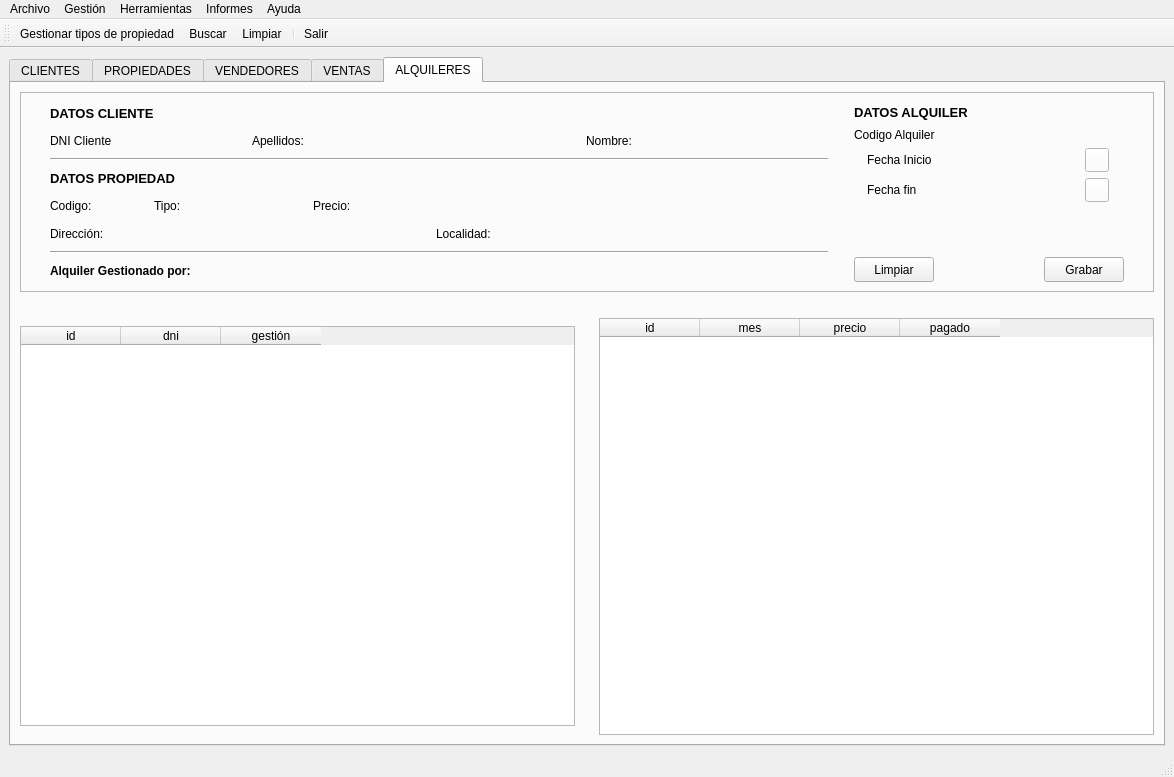
Old version of the form templates/venPrincipal.ui in the repository BuaTeijeiro/ProyectoDI.
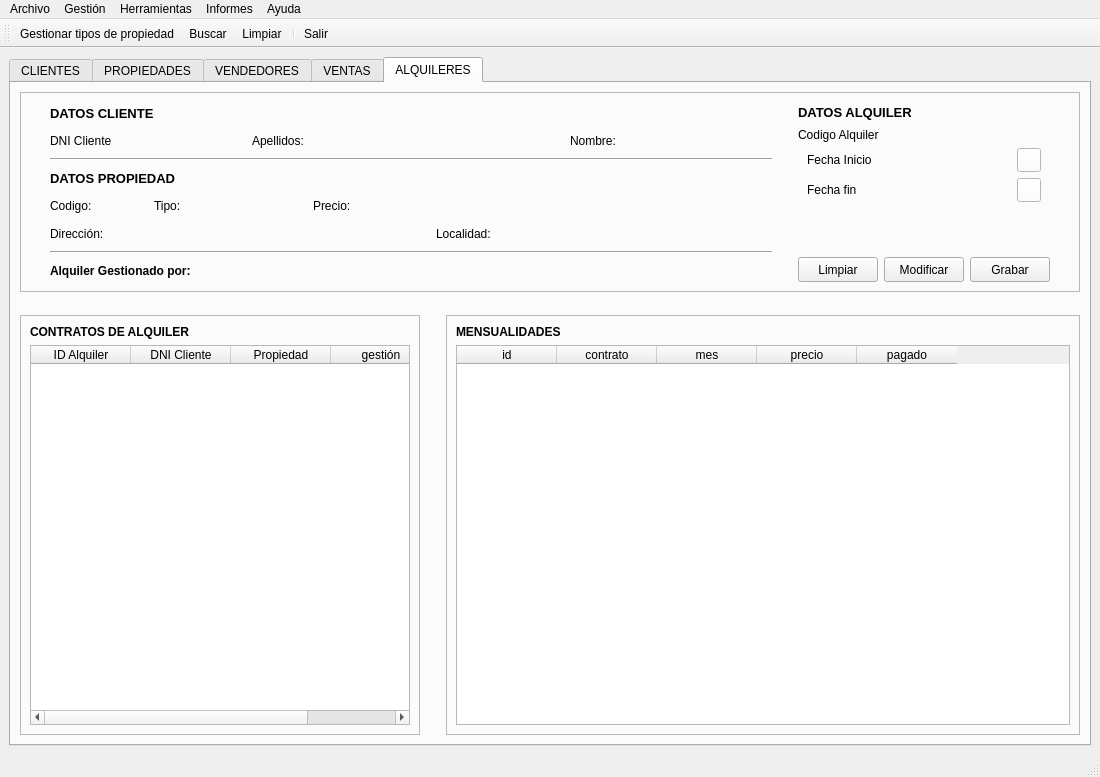
New version of the form. Icons and pictures are not drawn.

Commit message: refactor(): modificar el guardado de mes en la base de datos a mes y año

The edit to the form file:
```diff
--- a/templates/venPrincipal.ui
+++ b/templates/venPrincipal.ui
@@ -6,7 +6,7 @@
    <rect>
     <x>0</x>
     <y>0</y>
-    <width>1174</width>
+    <width>1100</width>
     <height>777</height>
    </rect>
   </property>
@@ -5177,7 +5177,22 @@
        <attribute name="title">
         <string>ALQUILERES</string>
        </attribute>
-       <layout class="QVBoxLayout" name="verticalLayout_11">
+       <layout class="QHBoxLayout" name="horizontalLayout_61">
+        <item>
+         <spacer name="horizontalSpacer_64">
+          <property name="orientation">
+           <enum>Qt::Horizontal</enum>
+          </property>
+          <property name="sizeHint" stdset="0">
+           <size>
+            <width>18</width>
+            <height>20</height>
+           </size>
+          </property>
+         </spacer>
+        </item>
+        <item>
+         <layout class="QVBoxLayout" name="verticalLayout_13">
         <item>
          <widget class="QFrame" name="frame_8">
           <property name="minimumSize">
@@ -5983,6 +5998,25 @@
                  </property>
                 </spacer>
                </item>
+                 <item>
+                  <widget class="QPushButton" name="btnModificarAlquiler">
+                   <property name="minimumSize">
+                    <size>
+                     <width>80</width>
+                     <height>25</height>
+                    </size>
+                   </property>
+                   <property name="maximumSize">
+                    <size>
+                     <width>80</width>
+                     <height>25</height>
+                    </size>
+                   </property>
+                   <property name="text">
+                    <string>Modificar</string>
+                   </property>
+                  </widget>
+                 </item>
                <item>
                 <widget class="QPushButton" name="btnGrabarAlquiler">
                  <property name="minimumSize">
@@ -6035,8 +6069,8 @@
           </property>
           <property name="sizeHint" stdset="0">
            <size>
-            <width>20</width>
-            <height>20</height>
+              <width>17</width>
+              <height>17</height>
            </size>
           </property>
          </spacer>
@@ -6044,6 +6078,40 @@
         <item>
          <layout class="QHBoxLayout" name="horizontalLayout_60">
           <item>
+             <widget class="QFrame" name="frame_2">
+              <property name="minimumSize">
+               <size>
+                <width>400</width>
+                <height>0</height>
+               </size>
+              </property>
+              <property name="maximumSize">
+               <size>
+                <width>400</width>
+                <height>16777215</height>
+               </size>
+              </property>
+              <property name="frameShape">
+               <enum>QFrame::StyledPanel</enum>
+              </property>
+              <property name="frameShadow">
+               <enum>QFrame::Plain</enum>
+              </property>
+              <layout class="QVBoxLayout" name="verticalLayout_11">
+               <item>
+                <widget class="QLabel" name="label_37">
+                 <property name="font">
+                  <font>
+                   <weight>75</weight>
+                   <bold>true</bold>
+                  </font>
+                 </property>
+                 <property name="text">
+                  <string>CONTRATOS DE ALQUILER</string>
+                 </property>
+                </widget>
+               </item>
+               <item>
            <widget class="QTableWidget" name="tablaAlquileres">
             <property name="minimumSize">
              <size>
@@ -6054,7 +6122,7 @@
             <property name="maximumSize">
              <size>
               <width>16777215</width>
-              <height>400</height>
+                   <height>16777215</height>
              </size>
             </property>
             <property name="editTriggers">
@@ -6071,12 +6139,17 @@
             </attribute>
             <column>
              <property name="text">
-              <string>id</string>
+                   <string>ID Alquiler</string>
              </property>
             </column>
             <column>
              <property name="text">
-              <string>dni</string>
+                   <string>DNI Cliente</string>
+                  </property>
+                 </column>
+                 <column>
+                  <property name="text">
+                   <string>Propiedad</string>
              </property>
             </column>
             <column>
@@ -6086,6 +6159,9 @@
             </column>
            </widget>
           </item>
+              </layout>
+             </widget>
+            </item>
           <item>
            <spacer name="horizontalSpacer_63">
             <property name="orientation">
@@ -6096,14 +6172,46 @@
             </property>
             <property name="sizeHint" stdset="0">
              <size>
-              <width>18</width>
+                <width>20</width>
               <height>20</height>
              </size>
             </property>
            </spacer>
           </item>
           <item>
-           <layout class="QVBoxLayout" name="verticalLayout_20">
+             <widget class="QFrame" name="frame_5">
+              <property name="minimumSize">
+               <size>
+                <width>600</width>
+                <height>0</height>
+               </size>
+              </property>
+              <property name="maximumSize">
+               <size>
+                <width>700</width>
+                <height>16777215</height>
+               </size>
+              </property>
+              <property name="frameShape">
+               <enum>QFrame::StyledPanel</enum>
+              </property>
+              <property name="frameShadow">
+               <enum>QFrame::Plain</enum>
+              </property>
+              <layout class="QVBoxLayout" name="verticalLayout_12">
+               <item>
+                <widget class="QLabel" name="label_39">
+                 <property name="font">
+                  <font>
+                   <weight>75</weight>
+                   <bold>true</bold>
+                  </font>
+                 </property>
+                 <property name="text">
+                  <string>MENSUALIDADES</string>
+                 </property>
+                </widget>
+               </item>
             <item>
              <widget class="QTableWidget" name="tablaMensualidades">
               <property name="selectionMode">
@@ -6120,6 +6228,11 @@
                 <string>id</string>
                </property>
               </column>
+                 <column>
+                  <property name="text">
+                   <string>contrato</string>
+                  </property>
+                 </column>
               <column>
                <property name="text">
                 <string>mes</string>
@@ -6138,8 +6251,24 @@
              </widget>
             </item>
            </layout>
-          </item>
-         </layout>
+             </widget>
+            </item>
+           </layout>
+          </item>
+         </layout>
+        </item>
+        <item>
+         <spacer name="horizontalSpacer_65">
+          <property name="orientation">
+           <enum>Qt::Horizontal</enum>
+          </property>
+          <property name="sizeHint" stdset="0">
+           <size>
+            <width>18</width>
+            <height>20</height>
+           </size>
+          </property>
+         </spacer>
         </item>
        </layout>
       </widget>
@@ -6152,7 +6281,7 @@
     <rect>
      <x>0</x>
      <y>0</y>
-     <width>1174</width>
+     <width>1100</width>
      <height>21</height>
     </rect>
    </property>
```
Left out of the diff: 2 changed lines with no effect on the pictures. Lines whose indentation alone changed are shown as unchanged. The commit also changes 15 other files.
